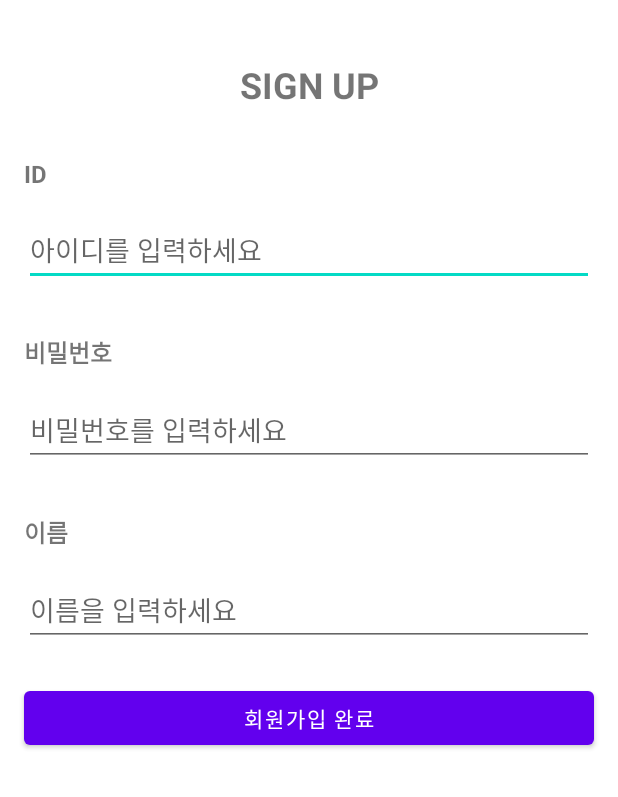
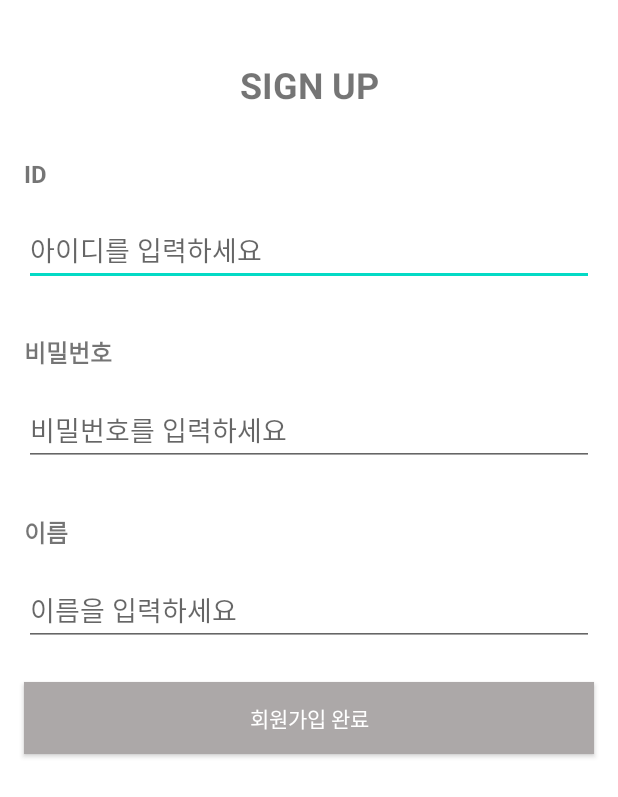
Before and after one commit to IN-SOPT-ANDROID/wonyong-kang, an Android app: the screen it shows after launch (SignUpActivity), after a tap on "SIGN UP", on a phone screen of 412 x 824 dp. Shown: the top 797 px of the screen. Run offline under Robolectric (Android 15) with nearby library versions, the phone set to English and light mode, and no system bars; our stand-ins replace Dagger/Hilt's generated code, data binding; libraries missing offline, so code that uses them is left out: com.jakewharton.retrofit2; 2 statements that could not run were skipped.

Commit message:
[feat] 유효성 검사를 만족할 때 버튼 색 바뀌는 기능 구현

```diff
--- a/app/src/main/java/org/sopt/sample/ui/login/LoginViewModel.kt
+++ b/app/src/main/java/org/sopt/sample/ui/login/LoginViewModel.kt
@@ -5,11 +5,14 @@ import androidx.lifecycle.ViewModel
 import androidx.lifecycle.viewModelScope
 import com.example.data.repository.AuthRepository
 import dagger.hilt.android.lifecycle.HiltViewModel
+import javax.inject.Inject
 import kotlinx.coroutines.flow.MutableSharedFlow
 import kotlinx.coroutines.flow.MutableStateFlow
+import kotlinx.coroutines.flow.SharingStarted
 import kotlinx.coroutines.flow.asSharedFlow
+import kotlinx.coroutines.flow.combine
+import kotlinx.coroutines.flow.stateIn
 import kotlinx.coroutines.launch
-import javax.inject.Inject
 
 @HiltViewModel
 class LoginViewModel @Inject constructor(
@@ -19,6 +22,9 @@ class LoginViewModel @Inject constructor(
     val loginEvent = _loginEvent.asSharedFlow()
     val idText = MutableStateFlow("")
     val pwText = MutableStateFlow("")
+    val isSignUp = combine(idText, pwText) { id, pw ->
+        id.length in 6..10 && pw.length in 8..12
+    }.stateIn(started = SharingStarted.Eagerly, scope = viewModelScope, initialValue = false)
 
     fun isAutoLogin() {
         viewModelScope.launch {
--- a/app/src/main/java/org/sopt/sample/ui/signup/SignUpViewModel.kt
+++ b/app/src/main/java/org/sopt/sample/ui/signup/SignUpViewModel.kt
@@ -4,7 +4,6 @@ import androidx.lifecycle.ViewModel
 import androidx.lifecycle.viewModelScope
 import com.example.data.repository.AuthRepository
 import dagger.hilt.android.lifecycle.HiltViewModel
-import javax.inject.Inject
 import kotlinx.coroutines.flow.MutableSharedFlow
 import kotlinx.coroutines.flow.MutableStateFlow
 import kotlinx.coroutines.flow.SharingStarted
@@ -12,6 +11,7 @@ import kotlinx.coroutines.flow.asSharedFlow
 import kotlinx.coroutines.flow.combine
 import kotlinx.coroutines.flow.stateIn
 import kotlinx.coroutines.launch
+import javax.inject.Inject
 
 @HiltViewModel
 class SignUpViewModel @Inject constructor(
@@ -24,19 +24,15 @@ class SignUpViewModel @Inject constructor(
     val pwText = MutableStateFlow("")
     val nameText = MutableStateFlow("")
 
-    private val isSignUp = combine(idText, pwText) { id, pw ->
-        id.length in 6..10 && pw.length in 8..12
+    val isSignUp = combine(idText, pwText, nameText) { id, pw, name ->
+        id.length in 6..10 && pw.length in 8..12 && name.length in 2..8
     }.stateIn(started = SharingStarted.Eagerly, scope = viewModelScope, initialValue = false)
 
     fun signUpButtonOnClick() {
         viewModelScope.launch {
-            if (isSignUp.value) {
-                authRepository.postSignUp(idText.value, pwText.value, nameText.value)
-                    .onSuccess { _signUpEvent.emit(UiEvent.Success) }
-                    .onFailure { _signUpEvent.emit(UiEvent.Fail) }
-            } else {
-                _signUpEvent.emit(UiEvent.Fail)
-            }
+            authRepository.postSignUp(idText.value, pwText.value, nameText.value)
+                .onSuccess { _signUpEvent.emit(UiEvent.Success) }
+                .onFailure { _signUpEvent.emit(UiEvent.Fail) }
         }
     }
 }
--- a/app/src/main/res/layout/activity_login.xml
+++ b/app/src/main/res/layout/activity_login.xml
@@ -75,14 +75,17 @@
             app:layout_constraintTop_toBottomOf="@+id/tv_login_pw"
             tools:layout_editor_absoluteX="31dp" />
 
-        <Button
+        <androidx.appcompat.widget.AppCompatButton
             android:id="@+id/btn_login"
             android:layout_width="match_parent"
             android:layout_height="wrap_content"
             android:layout_marginHorizontal="16dp"
             android:layout_marginTop="32dp"
+            android:background="@{vm.isSignUp ? @color/purple_200 : @color/gray}"
+            android:clickable="@{vm.isSignUp}"
             android:onClick="@{()->vm.loginOnClick()}"
             android:text="@string/main_login"
+            android:textColor="@{vm.isSignUp ? @color/black : @color/white}"
             app:layout_constraintTop_toBottomOf="@+id/et_login_pw"
             tools:layout_editor_absoluteX="-16dp" />
 
--- a/app/src/main/res/layout/activity_sign_up.xml
+++ b/app/src/main/res/layout/activity_sign_up.xml
@@ -98,14 +98,17 @@
             app:layout_constraintTop_toBottomOf="@+id/tv_sign_up_name"
             tools:layout_editor_absoluteX="16dp" />
 
-        <Button
+        <androidx.appcompat.widget.AppCompatButton
             android:id="@+id/btn_sign_up_clear"
             android:layout_width="match_parent"
             android:layout_height="wrap_content"
             android:layout_marginHorizontal="16dp"
             android:layout_marginTop="24dp"
+            android:background="@{vm.isSignUp ? @color/purple_200 : @color/gray}"
+            android:clickable="@{vm.isSignUp}"
             android:onClick="@{()->vm.signUpButtonOnClick()}"
             android:text="@string/sign_up_clear"
+            android:textColor="@{vm.isSignUp ? @color/black : @color/white}"
             app:layout_constraintTop_toBottomOf="@+id/et_sign_up_name" />
     </androidx.constraintlayout.widget.ConstraintLayout>
 </layout>
--- a/app/src/main/res/values/colors.xml
+++ b/app/src/main/res/values/colors.xml
@@ -7,4 +7,5 @@
     <color name="teal_700">#FF018786</color>
     <color name="black">#FF000000</color>
     <color name="white">#FFFFFFFF</color>
+    <color name="gray">#ACA8A8</color>
 </resources>
```
